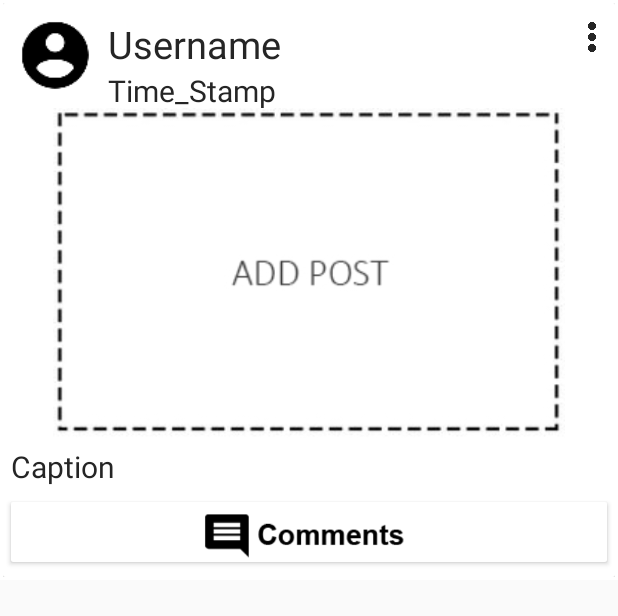
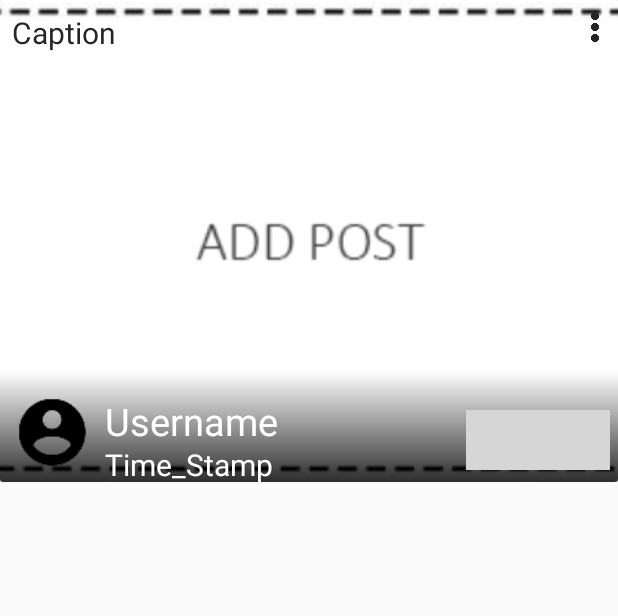
Before and after one commit to rsrsingh/FireLogin, an Android app: the layout home_row.xml on its own in the app's theme, with its tools: preview values and no code run, on a phone screen of 412 x 824 dp. Shown: the top 616 px of the screen. Run offline under Robolectric (Android 15) with nearby library versions, the phone set to English and light mode, and no system bars; grey boxes are pictures that could not be loaded.

Commit message:
bmb working

```diff
--- a/app/build.gradle
+++ b/app/build.gradle
@@ -41,6 +41,8 @@ dependencies {
     androidTestImplementation 'com.android.support.test.espresso:espresso-core:3.0.2'
     implementation 'com.google.android.gms:play-services-auth:11.8.0'
     implementation 'com.firebase:firebase-client-android:2.3.1'
+    implementation 'com.nightonke:boommenu:2.1.1'
+
 }
 
 apply plugin: 'com.google.gms.google-services'
--- a/app/src/main/java/com/example/randeepsingh/firelogin/profileFragment.java
+++ b/app/src/main/java/com/example/randeepsingh/firelogin/profileFragment.java
@@ -105,6 +105,7 @@ public class profileFragment extends Fragment {
         spinner.setVisibility(View.VISIBLE);
 
 
+
         firebaseFirestore.collection("Users").document(currentUser).get().addOnCompleteListener(new OnCompleteListener<DocumentSnapshot>() {
             @Override
             public void onComplete(@NonNull Task<DocumentSnapshot> task) {
@@ -121,6 +122,7 @@ public class profileFragment extends Fragment {
                         Glide.with(profileFragment.this).load(coverUrl).into(mCover);
 
                         spinner.setVisibility(View.GONE);
+
                     } catch (Exception e) {
                         Log.e("mkey", " " + e + "  " + mProfid);
                     }
--- /dev/null
+++ b/app/src/main/res/drawable/image_gradient.xml
@@ -0,0 +1,5 @@
+<?xml version="1.0" encoding="utf-8"?>
+<shape xmlns:android="http://schemas.android.com/apk/res/android">
+<gradient android:endColor="#000000"
+    android:angle="270"/>
+</shape>
--- a/app/src/main/res/layout/fragment_home.xml
+++ b/app/src/main/res/layout/fragment_home.xml
@@ -16,9 +16,11 @@
             android:layout_width="match_parent"
             android:layout_height="60dp"
             android:background="?attr/actioncolor"
-            app:titleTextColor="?attr/textcolor"
+            app:layout_constraintEnd_toEndOf="parent"
 
-            >
+            app:layout_constraintStart_toStartOf="parent"
+            app:layout_constraintTop_toTopOf="parent"
+            app:titleTextColor="?attr/textcolor">
 
 
         </android.support.v7.widget.Toolbar>
--- a/app/src/main/res/layout/home_row.xml
+++ b/app/src/main/res/layout/home_row.xml
@@ -1,114 +1,125 @@
 <?xml version="1.0" encoding="utf-8"?>
 <android.support.constraint.ConstraintLayout xmlns:android="http://schemas.android.com/apk/res/android"
+    xmlns:app="http://schemas.android.com/apk/res-auto"
+    xmlns:tools="http://schemas.android.com/tools"
     android:layout_width="match_parent"
     android:layout_height="wrap_content"
-    android:padding="2dp"
-    xmlns:app="http://schemas.android.com/apk/res-auto"
-    android:background="?attr/fragBack">
-
-
-
+    android:background="?attr/fragBack"
+    >
 
 
     <android.support.v7.widget.CardView
         android:layout_width="match_parent"
         android:layout_height="wrap_content"
-        android:background="?attr/fragBack"
-        >
+
+        android:background="?attr/fragBack">
+
+
 
         <android.support.constraint.ConstraintLayout
             android:layout_width="match_parent"
             android:layout_height="match_parent"
-            android:background="?attr/cardbackground">
+            android:background="?attr/cardbackground"
+            android:id="@+id/homeRow_cons">
 
             <ImageView
+                android:id="@+id/homeRow_post"
+                android:layout_width="match_parent"
+                android:layout_height="320dp"
+
+                android:layout_marginTop="1dp"
+                android:adjustViewBounds="false"
+                android:scaleType="centerCrop"
+                android:src="@drawable/addback"
+                app:layout_constraintBottom_toBottomOf="parent"
+                app:layout_constraintEnd_toEndOf="parent"
+                app:layout_constraintStart_toStartOf="parent"
+                app:layout_constraintTop_toTopOf="parent" />
+
+            <TextView
+                android:id="@+id/homeRow_caption"
+                android:layout_width="wrap_content"
+
+                android:layout_height="wrap_content"
+                android:layout_marginLeft="8dp"
+                android:layout_marginTop="8dp"
+                android:text="Caption"
+                android:textColor="?attr/textcolor"
+                android:textSize="20dp"
+                app:layout_constraintLeft_toLeftOf="parent"
+                app:layout_constraintTop_toTopOf="parent" />
+
+            <ImageView
+                android:layout_width="match_parent"
+                android:layout_height="90dp"
+                android:src="@drawable/image_gradient"
+                app:layout_constraintBottom_toBottomOf="parent"
+                app:layout_constraintEnd_toEndOf="parent"
+                app:layout_constraintStart_toStartOf="parent"
+                app:layout_constraintTop_toTopOf="@+id/homeRow_username" />
+
+            <ImageView
+                android:id="@+id/ic_dots"
                 android:layout_width="20dp"
                 android:layout_height="20dp"
-                android:id="@+id/ic_dots"
+                android:layout_marginRight="5dp"
+                android:layout_marginTop="8dp"
+
+                android:src="@drawable/ic_dots"
+                android:tint="?attr/textcolor"
                 app:layout_constraintRight_toRightOf="parent"
-                app:layout_constraintTop_toTopOf="parent"
-
-                app:layout_constraintBottom_toTopOf="@id/homeRow_time"
-                android:layout_marginRight="5dp"
-                android:src="@drawable/ic_dots"
-                android:tint="?attr/textcolor"/>
+                app:layout_constraintTop_toTopOf="parent" />
 
             <de.hdodenhof.circleimageview.CircleImageView
-                app:layout_constraintTop_toTopOf="parent"
-                android:layout_marginTop="10dp"
-                app:layout_constraintLeft_toLeftOf="parent"
+                android:id="@+id/homeRow_prof"
+                android:layout_width="50dp"
+                android:layout_height="50dp"
+                android:layout_marginBottom="8dp"
+
                 android:layout_marginLeft="10dp"
-                android:layout_width="50dp"
-                android:id="@+id/homeRow_prof"
-                android:layout_height="50dp"
                 android:src="@drawable/baseline_account_circle_black_36"
-                />
+                app:layout_constraintBottom_toBottomOf="parent"
+                app:layout_constraintLeft_toLeftOf="parent" />
+
             <TextView
+                android:id="@+id/homeRow_username"
                 android:layout_width="wrap_content"
                 android:layout_height="wrap_content"
+                android:layout_marginLeft="10dp"
+                android:text="Username"
+                android:textColor="#ffffff"
                 android:textSize="25dp"
-                android:text="Username"
-                android:textColor="?attr/textcolor"
-                android:id="@+id/homeRow_username"
                 app:layout_constraintLeft_toRightOf="@id/homeRow_prof"
-                app:layout_constraintTop_toTopOf="parent"
-                android:layout_marginTop="10dp"
-                android:layout_marginLeft="10dp"
-                />
+                app:layout_constraintTop_toTopOf="@+id/homeRow_prof" />
+
             <TextView
+                android:id="@+id/homeRow_time"
                 android:layout_width="wrap_content"
                 android:layout_height="wrap_content"
+                android:layout_marginLeft="10dp"
                 android:text="Time_Stamp"
-                android:id="@+id/homeRow_time"
-                app:layout_constraintTop_toBottomOf="@id/homeRow_username"
+                android:textColor="#ffffff"
+                android:textSize="20dp"
+                app:layout_constraintBottom_toBottomOf="parent"
                 app:layout_constraintLeft_toRightOf="@id/homeRow_prof"
-                android:layout_marginLeft="10dp"
-                android:textSize="20dp"
-                android:textColor="?attr/textcolor"
-                />
-            <ImageView
-                android:layout_width="match_parent"
-                android:layout_height="220dp"
-                app:layout_constraintTop_toBottomOf="@id/homeRow_prof"
-                android:layout_marginTop="10dp"
-                app:layout_constraintLeft_toLeftOf="parent"
-                app:layout_constraintRight_toRightOf="parent"
-                android:layout_marginLeft="5dp"
-                android:layout_marginRight="5dp"
-                android:src="@drawable/addback"
-                android:id="@+id/homeRow_post"/>
-<TextView
-    android:layout_width="wrap_content"
-    android:layout_height="wrap_content"
-    app:layout_constraintTop_toBottomOf="@id/homeRow_post"
-    android:text="Caption"
-    android:textColor="?attr/textcolor"
-    android:textSize="20dp"
-    app:layout_constraintLeft_toLeftOf="parent"
-    android:layout_marginLeft="5dp"
-    android:layout_marginTop="5dp"
-    android:id="@+id/homeRow_caption"
-    />
-            <android.support.v7.widget.CardView
-                android:layout_width="match_parent"
-                android:layout_height="wrap_content"
-                app:layout_constraintBottom_toBottomOf="parent"
-               android:layout_marginLeft="5dp"
-                android:layout_marginRight="5dp"
-                android:layout_marginBottom="10dp"
-                android:layout_marginTop="10dp"
-
-                app:layout_constraintTop_toBottomOf="@id/homeRow_caption">
-            <ImageView
-                android:id="@+id/home_comment"
-                android:layout_width="match_parent"
-                android:layout_height="40dp"
-                android:background="?attr/cardbackground"
-                android:src="@drawable/comments_icon"
+                app:layout_constraintTop_toBottomOf="@+id/homeRow_username" />
 
 
-                />
-            </android.support.v7.widget.CardView>
+
+                <ImageView
+                    android:id="@+id/home_comment"
+                    android:layout_width="wrap_content"
+                    android:layout_height="40dp"
+                    android:layout_marginBottom="8dp"
+android:tint="#ffffff
+"
+                    android:layout_marginRight="5dp"
+                    app:layout_constraintBottom_toBottomOf="parent"
+                    app:layout_constraintRight_toRightOf="parent"
+                    android:background="#5f000000"
+                    android:src="@drawable/baseline_comment_black_48" />
+
+
 
 
 
```
Also changed, not shown: app/src/main/java/com/example/randeepsingh/firelogin/AccountMain.java (+80 -20 lines), app/src/main/java/com/example/randeepsingh/firelogin/Accreg_one.java (+76 -47 lines), app/src/main/java/com/example/randeepsingh/firelogin/PostRecyclerAdapter.java (+7 -12 lines), app/src/main/res/layout/activity_account_main.xml (+14 -64 lines), app/src/main/res/menu/report_menu.xml (added, +12 -0 lines).
